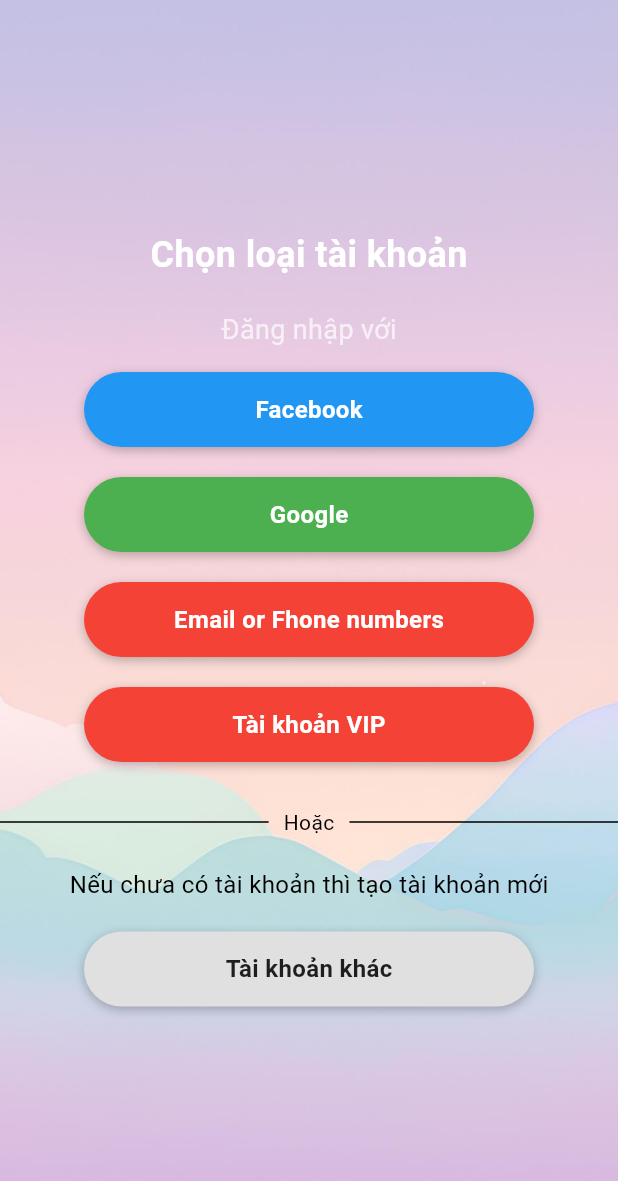
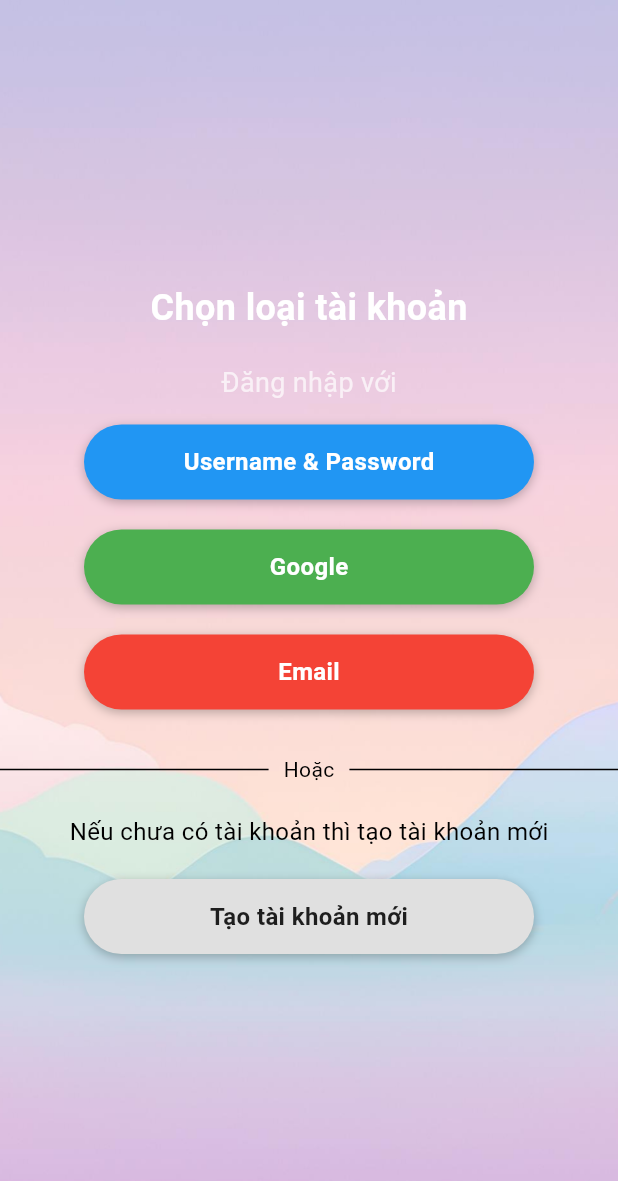
Before and after one commit to luongdangxt/game_caro, a Flutter app: the InputScreen screen opened directly, on a phone screen of 412 x 824 dp. Shown: the top 1181 px of the screen. Run offline on Flutter 3.47's test engine with Material 3 defaults, Android fonts, the phone set to English and light mode, and no system bars; our stand-ins replace flutter_screenutil, font_awesome_flutter.

Commit message:
Update login.dart

```diff
--- a/flutter_application_1/lib/login.dart
+++ b/flutter_application_1/lib/login.dart
@@ -23,10 +23,9 @@
   Widget build(BuildContext context) {
     // Danh sách loại tài khoản và màu tương ứng
     final accountTypes = [
-      {'name': 'Facebook', 'color': Colors.blue},
+      {'name': 'Username & Password', 'color': Colors.blue},
       {'name': 'Google', 'color': Colors.green},
-      {'name': 'Email or Fhone numbers', 'color': Colors.red},
-      {'name': 'Tài khoản VIP', 'color': Colors.red}
+      {'name': 'Email', 'color': Colors.red},
     ];
 
     return Scaffold(
@@ -158,7 +157,7 @@
                 ),
                 child: const Center(
                   child: Text(
-                    'Tài khoản khác',
+                    'Tạo tài khoản mới',
                     style: TextStyle(
                       color: Colors.black87,
                       fontSize: 16,
```
